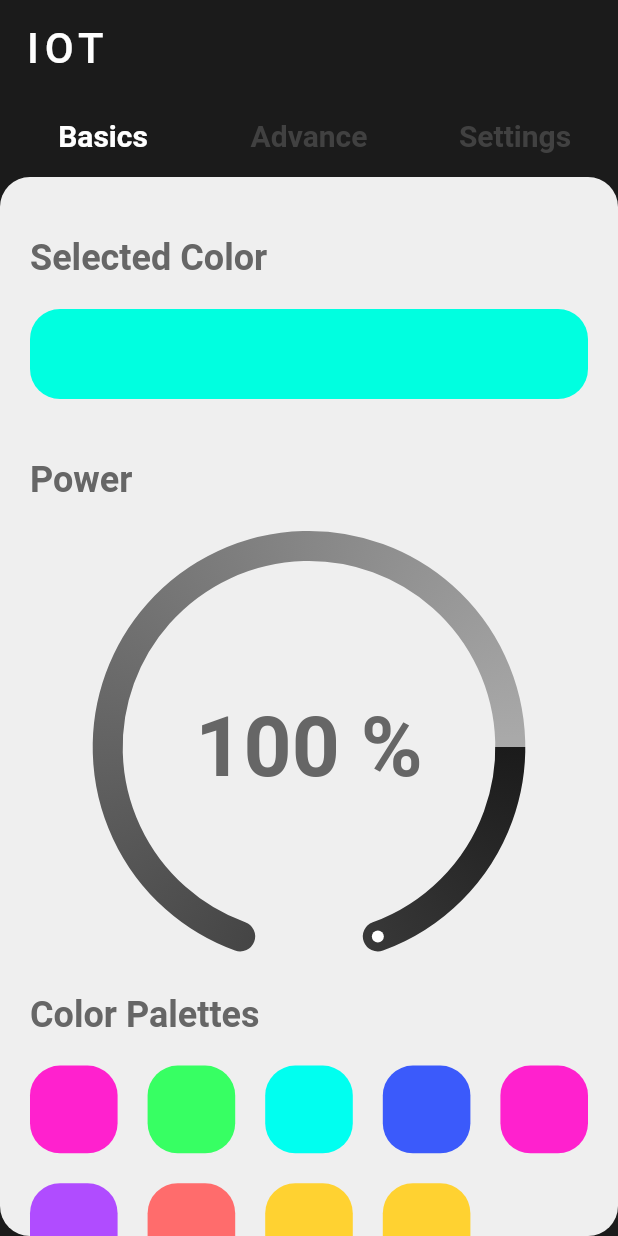
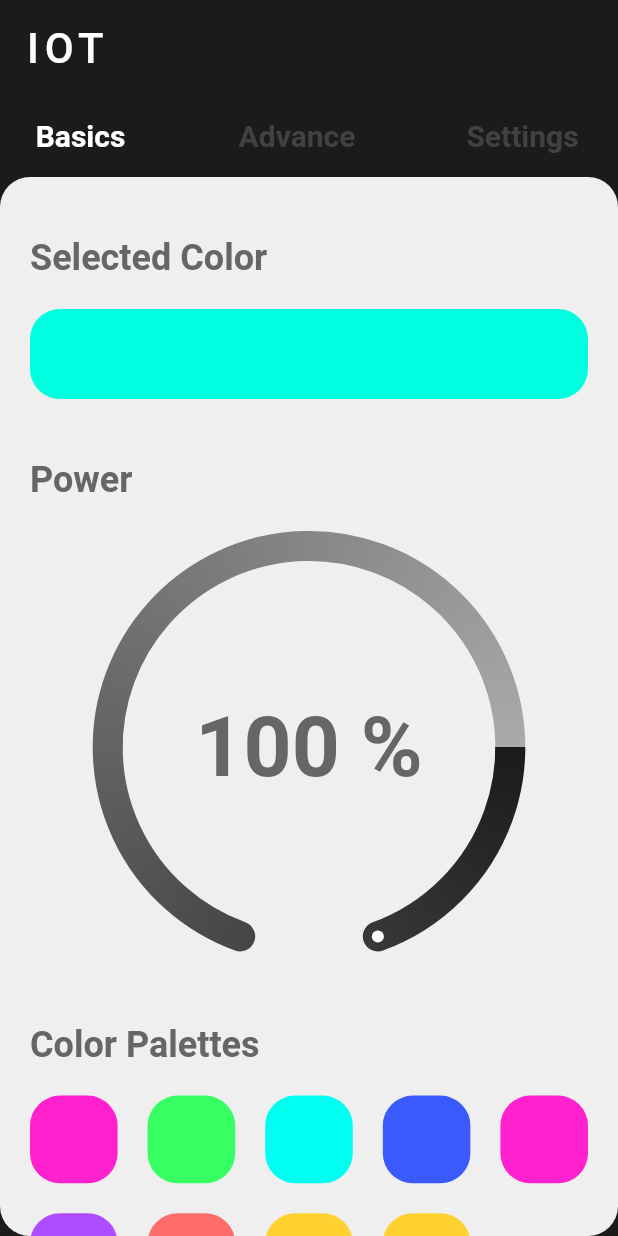
Before and after one commit to ajay963/iot, a Flutter app: the screen it shows after launch, on a phone screen of 412 x 824 dp. Run offline on Flutter 3.47's test engine with Material 2 defaults, Android fonts, the phone set to English and light mode, and no system bars; drawn by our look-alikes of sleek_circular_slider; our stand-ins replace connectivity_plus, google_fonts, internet_connection_checker; missing offline and left inert: flex_color_picker.

Commit message:
added network ststus function and fixed alignment of tabbar items

```diff
--- a/lib/main.dart
+++ b/lib/main.dart
@@ -51,9 +51,18 @@ class HomeScreen extends StatelessWidget {
               labelPadding: EdgeInsets.symmetric(vertical: 14),
               physics: BouncingScrollPhysics(),
               tabs: [
-                Text('Basics'),
-                Text('Advance'),
-                Text('Settings'),
+                Padding(
+                  padding: EdgeInsets.only(right: 30),
+                  child: Text('Basics', textAlign: TextAlign.left),
+                ),
+                Padding(
+                  padding: EdgeInsets.only(right: 16),
+                  child: Text('Advance'),
+                ),
+                Padding(
+                  padding: EdgeInsets.only(left: 10),
+                  child: Text('Settings'),
+                ),
               ],
             ),
           ),
--- a/lib/screens/basic_screen.dart
+++ b/lib/screens/basic_screen.dart
@@ -48,7 +48,7 @@ class BasicsPage extends StatelessWidget {
             const Center(
               child: CircularSlider(),
             ),
-            const SizedBox(height: 20),
+            const SizedBox(height: 40),
             Text('Color Palettes', style: _txtTheme.headline2),
             const SizedBox(height: 20),
             Wrap(
@@ -70,7 +70,7 @@ class BasicsPage extends StatelessWidget {
                 ),
               ],
             ),
-            const SizedBox(height: 20),
+            const SizedBox(height: 40),
             Text(
               'Gradients',
               style: _txtTheme.headline2,
--- a/lib/screens/settings.dart
+++ b/lib/screens/settings.dart
@@ -1,4 +1,5 @@
 import 'package:flutter/material.dart';
+import 'package:iot/widgets/network.dart';
 
 class SettingPage extends StatelessWidget {
   const SettingPage({Key? key}) : super(key: key);
@@ -19,9 +20,7 @@ class SettingPage extends StatelessWidget {
               style: _txtTheme.headline2,
             ),
             const SizedBox(height: 10),
-            Text('Connected to Internet', style: _txtTheme.bodyText1),
-            const SizedBox(height: 5),
-            Text('Cellular Connection', style: _txtTheme.bodyText1),
+            const InternetChecker(),
             const SizedBox(height: 10),
             const Divider(thickness: 2),
             const SizedBox(height: 10),
```
Also changed, not shown: lib/provider/network.dart (added, +19 -0 lines), lib/widgets/network.dart (added, +77 -0 lines), 1 other file.
